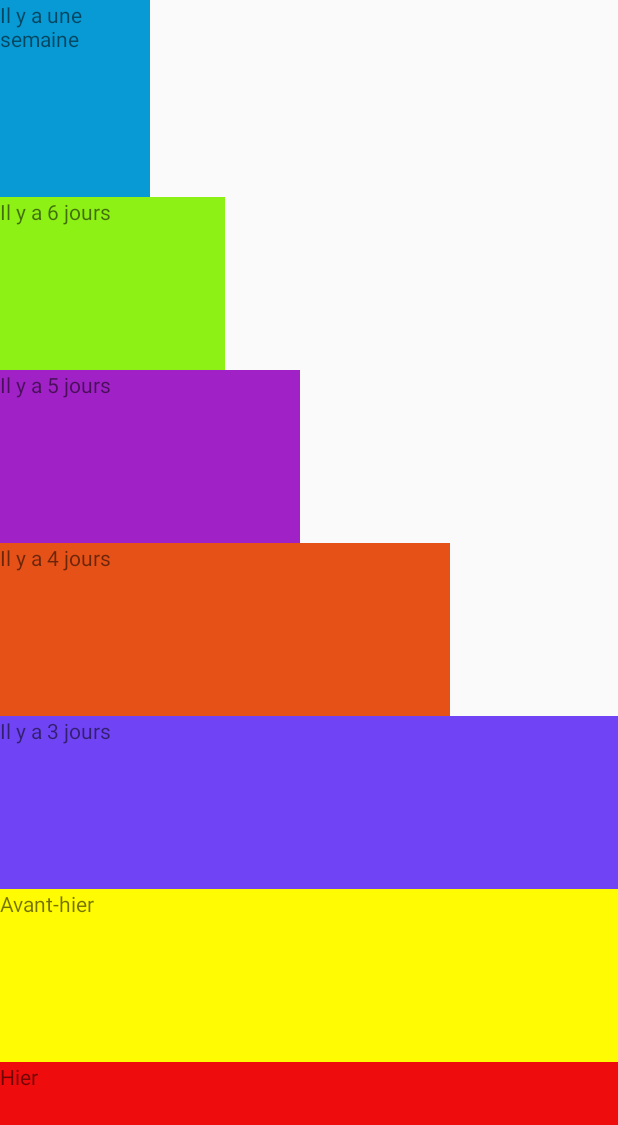
After one commit to inveders/MoodTracker, an Android app: the layout activity_history.xml on its own in the app's theme, with its tools: preview values and no code run, on a phone screen of 412 x 824 dp. The commit adds this screen. Shown: the top 1125 px of the screen. Run offline under Robolectric (Android 15) with nearby library versions, the phone set to English and light mode, and no system bars.

Commit message:
Creation of the history layout.

```diff
--- /dev/null
+++ b/app/src/main/res/layout/activity_history.xml
@@ -0,0 +1,73 @@
+<?xml version="1.0" encoding="utf-8"?>
+<LinearLayout
+    xmlns:android="http://schemas.android.com/apk/res/android"
+    xmlns:tools="http://schemas.android.com/tools"
+    android:layout_width="match_parent"
+    android:layout_height="match_parent"
+    tools:context=".Controller.HistoryActivity"
+    android:orientation="vertical">
+
+    <TextView
+        android:layout_width="100dp"
+        android:layout_height="wrap_content"
+        android:text="Il y a une semaine"
+        android:background="#089ad4"
+
+        android:layout_weight="1"
+        />
+
+    <TextView
+        android:layout_width="150dp"
+        android:layout_height="wrap_content"
+        android:text="Il y a 6 jours"
+        android:background="#8df115"
+
+        android:layout_weight="1"
+        />
+
+    <TextView
+        android:layout_width="200dp"
+        android:layout_height="wrap_content"
+        android:text="Il y a 5 jours"
+        android:background="#a022c6"
+
+        android:layout_weight="1"
+        />
+
+    <TextView
+        android:layout_width="300dp"
+        android:layout_height="wrap_content"
+        android:text="Il y a 4 jours"
+        android:background="#e65117"
+
+        android:layout_weight="1"
+        />
+
+    <TextView
+        android:layout_width="match_parent"
+        android:layout_height="wrap_content"
+        android:text="Il y a 3 jours"
+        android:background="#7044f5"
+
+        android:layout_weight="1"
+        />
+
+    <TextView
+        android:layout_width="match_parent"
+        android:layout_height="wrap_content"
+        android:text="Avant-hier"
+        android:background="#fffb02"
+
+        android:layout_weight="1"
+        />
+
+    <TextView
+    android:layout_width="match_parent"
+    android:layout_height="wrap_content"
+    android:text="Hier"
+    android:background="#ef0c0c"
+
+    android:layout_weight="1"
+    />
+
+</LinearLayout>
```
Also changed, not shown: app/src/main/java/com/mood/gnimadi/alexandra/moodtracker/Controller/MainActivity.java (+42 -5 lines), app/src/main/java/com/mood/gnimadi/alexandra/moodtracker/Model/DatabaseComment.java (+48 -19 lines), app/src/main/java/com/mood/gnimadi/alexandra/moodtracker/Model/MoodAndComment.java (added, +62 -0 lines), app/src/main/java/com/mood/gnimadi/alexandra/moodtracker/Model/MyDate.java (deleted, +0 -36 lines).
